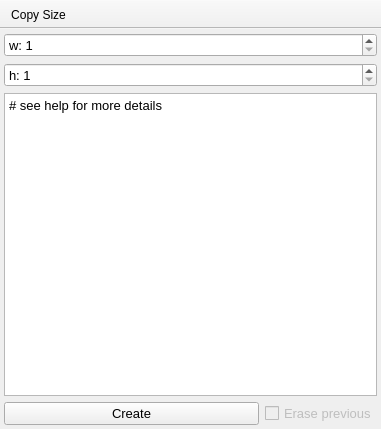
First picture: the form in plugins/Function/Function.ui, repository NeutrinoToolkit/Neutrino, before the edit.
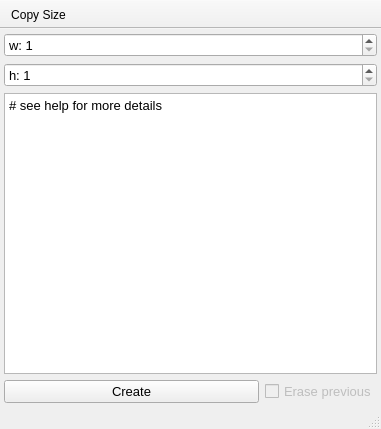
Second picture: the form after the edit. Icons and pictures are not drawn.

Commit message: test win32 Function plugin

The edit to the form file:
```diff
--- a/plugins/Function/Function.ui
+++ b/plugins/Function/Function.ui
@@ -164,6 +164,13 @@
    </attribute>
    <addaction name="actionCopy_Size"/>
   </widget>
+  <widget class="QStatusBar" name="statusbar">
+   <property name="font">
+    <font>
+     <pointsize>10</pointsize>
+    </font>
+   </property>
+  </widget>
   <action name="actionCopy_Size">
    <property name="icon">
     <iconset resource="../../../build-neutrinoMaster-Brew-Debug/src/qrc/icons.qrc">
```
Left out of the diff: 4 changed lines with no effect on the pictures. The commit also changes 3 other files.
